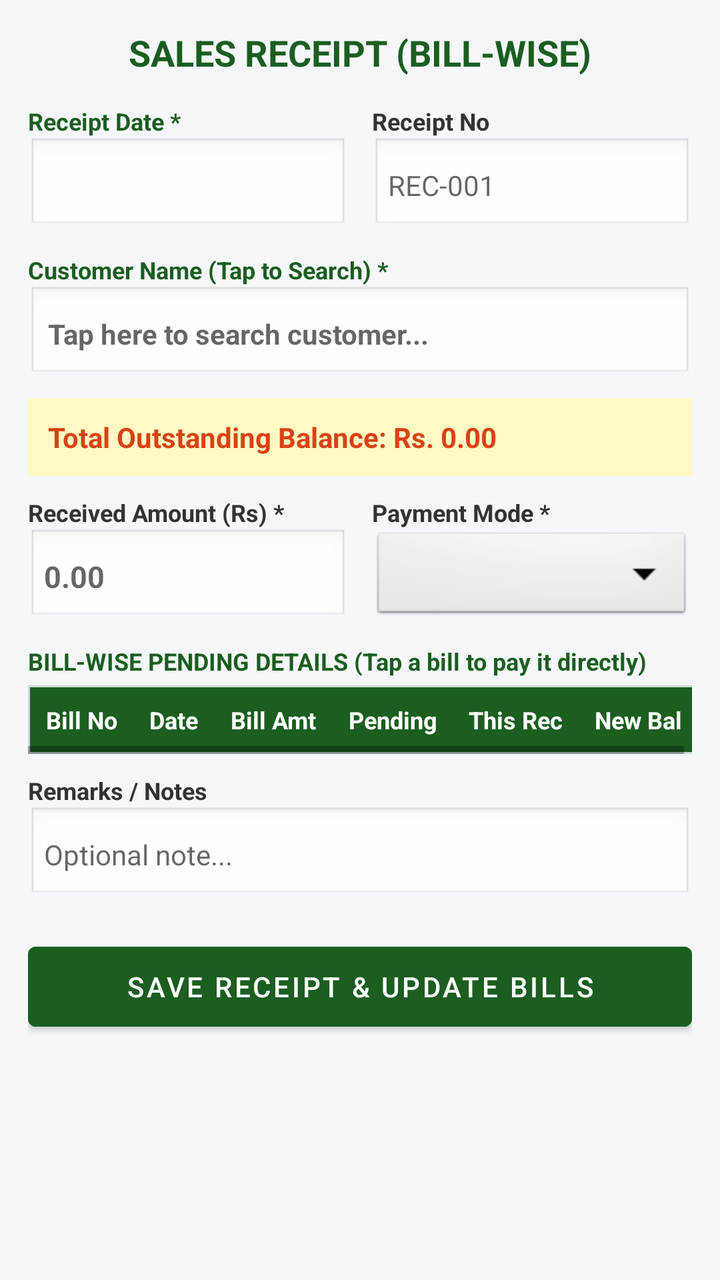
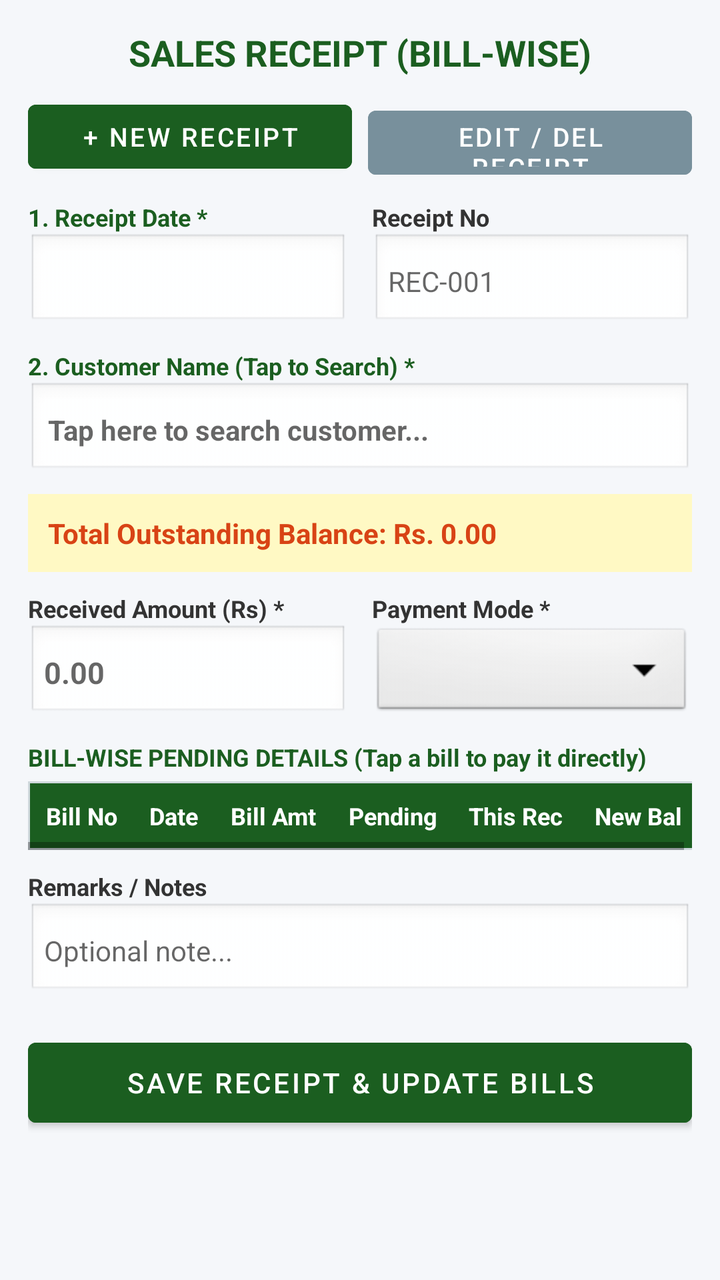

Compare the two renders of this Android layout. The source of the first and the diff that turns it into the second are given below.
<!-- AndroidManifest.xml: application theme Theme.MaterialComponents.DayNight.DarkActionBar -->
<!-- res/layout/activity_sales_receipt.xml -->
<?xml version="1.0" encoding="utf-8"?>
<ScrollView xmlns:android="http://schemas.android.com/apk/res/android"
    android:layout_width="match_parent"
    android:layout_height="match_parent"
    android:background="#F5F7FA"
    android:padding="14dp">

    <LinearLayout
        android:layout_width="match_parent"
        android:layout_height="wrap_content"
        android:orientation="vertical">

        <TextView
            android:layout_width="match_parent"
            android:layout_height="wrap_content"
            android:text="SALES RECEIPT (BILL-WISE)"
            android:textSize="18sp"
            android:textStyle="bold"
            android:textColor="#1B5E20"
            android:gravity="center"
            android:layout_marginBottom="14dp" />

        
        <LinearLayout
            android:layout_width="match_parent"
            android:layout_height="wrap_content"
            android:orientation="horizontal"
            android:weightSum="2"
            android:layout_marginBottom="10dp">

            <LinearLayout android:layout_width="0dp" android:layout_height="wrap_content" android:layout_weight="1" android:orientation="vertical" android:layout_marginEnd="6dp">
                <TextView android:layout_width="wrap_content" android:layout_height="wrap_content" android:text="Receipt Date *" android:textSize="12sp" android:textStyle="bold" android:textColor="#1B5E20" />
                <EditText
                    android:id="@+id/etRecDate"
                    android:layout_width="match_parent"
                    android:layout_height="48dp"
                    android:focusable="false"
                    android:clickable="true"
                    android:textColor="#000000"
                    android:textStyle="bold"
                    android:background="@android:drawable/edit_text"
                    android:padding="8dp"
                    android:textSize="14sp" />
            </LinearLayout>

            <LinearLayout android:layout_width="0dp" android:layout_height="wrap_content" android:layout_weight="1" android:orientation="vertical" android:layout_marginStart="6dp">
                <TextView android:layout_width="wrap_content" android:layout_height="wrap_content" android:text="Receipt No" android:textSize="12sp" android:textStyle="bold" android:textColor="#333333" />
                <EditText
                    android:id="@+id/etRecNo"
                    android:layout_width="match_parent"
                    android:layout_height="48dp"
                    android:hint="REC-001"
                    android:textColor="#000000"
                    android:background="@android:drawable/edit_text"
                    android:padding="8dp"
                    android:textSize="14sp" />
            </LinearLayout>
        </LinearLayout>

        
        <TextView android:layout_width="wrap_content" android:layout_height="wrap_content" android:text="Customer Name (Tap to Search) *" android:textSize="12sp" android:textStyle="bold" android:textColor="#1B5E20" />
        <EditText
            android:id="@+id/etSearchCustomer"
            android:layout_width="match_parent"
            android:layout_height="48dp"
            android:hint="Tap here to search customer..."
            android:focusable="false"
            android:clickable="true"
            android:textColor="#000000"
            android:textStyle="bold"
            android:background="@android:drawable/edit_text"
            android:padding="10dp"
            android:textSize="14sp"
            android:layout_marginBottom="8dp" />

        
        <TextView
            android:id="@+id/tvCustOutstanding"
            android:layout_width="match_parent"
            android:layout_height="wrap_content"
            android:text="Total Outstanding Balance: Rs. 0.00"
            android:background="#FFF9C4"
            android:textColor="#D84315"
            android:textStyle="bold"
            android:textSize="14sp"
            android:padding="10dp"
            android:layout_marginBottom="10dp" />

        
        <LinearLayout
            android:layout_width="match_parent"
            android:layout_height="wrap_content"
            android:orientation="horizontal"
            android:weightSum="2"
            android:layout_marginBottom="10dp">

            <LinearLayout android:layout_width="0dp" android:layout_height="wrap_content" android:layout_weight="1" android:orientation="vertical" android:layout_marginEnd="6dp">
                <TextView android:layout_width="wrap_content" android:layout_height="wrap_content" android:text="Received Amount (Rs) *" android:textSize="12sp" android:textStyle="bold" android:textColor="#333333" />
                <EditText
                    android:id="@+id/etRecAmount"
                    android:layout_width="match_parent"
                    android:layout_height="48dp"
                    android:hint="0.00"
                    android:inputType="numberDecimal"
                    android:textColor="#000000"
                    android:textStyle="bold"
                    android:background="@android:drawable/edit_text"
                    android:padding="8dp"
                    android:textSize="15sp" />
            </LinearLayout>

            <LinearLayout android:layout_width="0dp" android:layout_height="wrap_content" android:layout_weight="1" android:orientation="vertical" android:layout_marginStart="6dp">
                <TextView android:layout_width="wrap_content" android:layout_height="wrap_content" android:text="Payment Mode *" android:textSize="12sp" android:textStyle="bold" android:textColor="#333333" />
                <Spinner
                    android:id="@+id/spRecMode"
                    android:layout_width="match_parent"
                    android:layout_height="48dp"
                    android:spinnerMode="dialog"
                    android:background="@android:drawable/btn_dropdown" />
            </LinearLayout>
        </LinearLayout>

        
        <TextView
            android:layout_width="match_parent"
            android:layout_height="wrap_content"
            android:text="BILL-WISE PENDING DETAILS (Tap a bill to pay it directly)"
            android:textSize="12sp"
            android:textStyle="bold"
            android:textColor="#1B5E20"
            android:layout_marginBottom="4dp" />

        <HorizontalScrollView
            android:layout_width="match_parent"
            android:layout_height="wrap_content"
            android:background="#FFFFFF"
            android:layout_marginBottom="10dp">

            <TableLayout
                android:id="@+id/tlReceiptBills"
                android:layout_width="wrap_content"
                android:layout_height="wrap_content"
                android:stretchColumns="*"
                android:background="#CFD8DC"
                android:padding="1dp">

                <TableRow android:background="#1B5E20">
                    <TextView android:layout_width="wrap_content" android:layout_height="wrap_content" android:text="Bill No" android:textColor="#FFFFFF" android:textStyle="bold" android:textSize="12sp" android:padding="8dp" />
                    <TextView android:layout_width="wrap_content" android:layout_height="wrap_content" android:text="Date" android:textColor="#FFFFFF" android:textStyle="bold" android:textSize="12sp" android:padding="8dp" />
                    <TextView android:layout_width="wrap_content" android:layout_height="wrap_content" android:text="Bill Amt" android:textColor="#FFFFFF" android:textStyle="bold" android:textSize="12sp" android:padding="8dp" android:gravity="end" />
                    <TextView android:layout_width="wrap_content" android:layout_height="wrap_content" android:text="Pending" android:textColor="#FFFFFF" android:textStyle="bold" android:textSize="12sp" android:padding="8dp" android:gravity="end" />
                    <TextView android:layout_width="wrap_content" android:layout_height="wrap_content" android:text="This Rec" android:textColor="#FFFFFF" android:textStyle="bold" android:textSize="12sp" android:padding="8dp" android:gravity="end" />
                    <TextView android:layout_width="wrap_content" android:layout_height="wrap_content" android:text="New Bal" android:textColor="#FFFFFF" android:textStyle="bold" android:textSize="12sp" android:padding="8dp" android:gravity="end" />
                </TableRow>
            </TableLayout>
        </HorizontalScrollView>

        
        <TextView android:layout_width="wrap_content" android:layout_height="wrap_content" android:text="Remarks / Notes" android:textSize="12sp" android:textStyle="bold" android:textColor="#333333" />
        <EditText
            android:id="@+id/etRecRemarks"
            android:layout_width="match_parent"
            android:layout_height="48dp"
            android:hint="Optional note..."
            android:textColor="#000000"
            android:background="@android:drawable/edit_text"
            android:padding="8dp"
            android:textSize="14sp"
            android:layout_marginBottom="16dp" />

        <Button
            android:id="@+id/btnSaveReceipt"
            android:layout_width="match_parent"
            android:layout_height="52dp"
            android:text="SAVE RECEIPT &amp; UPDATE BILLS"
            android:backgroundTint="#1B5E20"
            android:textColor="#FFFFFF" />

    </LinearLayout>
</ScrollView>
<!-- resources referenced by this layout -->
<resources>

</resources>

<!-- the commit's change to res/layout/activity_sales_receipt.xml (unified diff, before → after) -->
@@ -11,6 +11,7 @@
         android:orientation="vertical">
 
         <TextView
+            android:id="@+id/tvRecHeader"
             android:layout_width="match_parent"
             android:layout_height="wrap_content"
             android:text="SALES RECEIPT (BILL-WISE)"
@@ -18,7 +19,7 @@
             android:textStyle="bold"
             android:textColor="#1B5E20"
             android:gravity="center"
-            android:layout_marginBottom="14dp" />
+            android:layout_marginBottom="8dp" />
 
         
         <LinearLayout
@@ -28,8 +29,99 @@
             android:weightSum="2"
             android:layout_marginBottom="10dp">
 
+            <Button
+                android:id="@+id/btnModeNewRec"
+                android:layout_width="0dp"
+                android:layout_height="44dp"
+                android:layout_weight="1"
+                android:text="+ NEW RECEIPT"
+                android:backgroundTint="#1B5E20"
+                android:textColor="#FFFFFF"
+                android:textSize="13sp"
+                android:layout_marginEnd="4dp" />
+
+            <Button
+                android:id="@+id/btnModeEditRec"
+                android:layout_width="0dp"
+                android:layout_height="44dp"
+                android:layout_weight="1"
+                android:text="EDIT / DEL RECEIPT"
+                android:backgroundTint="#78909C"
+                android:textColor="#FFFFFF"
+                android:textSize="13sp"
+                android:layout_marginStart="4dp" />
+        </LinearLayout>
+
+        
+        <LinearLayout
+            android:id="@+id/layoutEditRecPanel"
+            android:layout_width="match_parent"
+            android:layout_height="wrap_content"
+            android:orientation="vertical"
+            android:background="#FFF3E0"
+            android:padding="10dp"
+            android:visibility="gone"
+            android:layout_marginBottom="12dp">
+
+            <TextView
+                android:layout_width="match_parent"
+                android:layout_height="wrap_content"
+                android:text="SELECT DATE &amp; CUSTOMER TO EDIT / DELETE RECEIPT"
+                android:textSize="12sp"
+                android:textStyle="bold"
+                android:textColor="#E65100"
+                android:layout_marginBottom="8dp" />
+
+            <LinearLayout
+                android:layout_width="match_parent"
+                android:layout_height="wrap_content"
+                android:orientation="horizontal"
+                android:weightSum="2"
+                android:layout_marginBottom="8dp">
+
+                <LinearLayout android:layout_width="0dp" android:layout_height="wrap_content" android:layout_weight="1" android:orientation="vertical" android:layout_marginEnd="6dp">
+                    <TextView android:layout_width="wrap_content" android:layout_height="wrap_content" android:text="1. Receipt Date *" android:textSize="11sp" android:textStyle="bold" android:textColor="#333333" />
+                    <EditText
+                        android:id="@+id/etEditRecFilterDate"
+                        android:layout_width="match_parent"
+                        android:layout_height="46dp"
+                        android:focusable="false"
+                        android:clickable="true"
+                        android:textColor="#000000"
+                        android:textStyle="bold"
+                        android:background="@android:drawable/edit_text"
+                        android:padding="8dp"
+                        android:textSize="13sp" />
+                </LinearLayout>
+
+                <LinearLayout android:layout_width="0dp" android:layout_height="wrap_content" android:layout_weight="1" android:orientation="vertical" android:layout_marginStart="6dp">
+                    <TextView android:layout_width="wrap_content" android:layout_height="wrap_content" android:text="2. Customer Name *" android:textSize="11sp" android:textStyle="bold" android:textColor="#333333" />
+                    <Spinner
+                        android:id="@+id/spEditRecFilterCustomer"
+                        android:layout_width="match_parent"
+                        android:layout_height="46dp"
+                        android:spinnerMode="dialog"
+                        android:background="@android:drawable/btn_dropdown" />
+                </LinearLayout>
+            </LinearLayout>
+
+            <LinearLayout
+                android:id="@+id/llMatchingRecList"
+                android:layout_width="match_parent"
+                android:layout_height="wrap_content"
+                android:orientation="vertical" />
+        </LinearLayout>
+
+        
+        <LinearLayout
+            android:layout_width="match_parent"
+            android:layout_height="wrap_content"
+            android:orientation="horizontal"
+            android:weightSum="2"
+            android:layout_marginBottom="10dp">
+
             <LinearLayout android:layout_width="0dp" android:layout_height="wrap_content" android:layout_weight="1" android:orientation="vertical" android:layout_marginEnd="6dp">
-                <TextView android:layout_width="wrap_content" android:layout_height="wrap_content" android:text="Receipt Date *" android:textSize="12sp" android:textStyle="bold" android:textColor="#1B5E20" />
+                <TextView android:layout_width="wrap_content" android:layout_height="wrap_content" android:text="1. Receipt Date *" android:textSize="12sp" android:textStyle="bold" android:textColor="#1B5E20" />
                 <EditText
                     android:id="@+id/etRecDate"
                     android:layout_width="match_parent"
@@ -58,7 +150,7 @@
         </LinearLayout>
 
         
-        <TextView android:layout_width="wrap_content" android:layout_height="wrap_content" android:text="Customer Name (Tap to Search) *" android:textSize="12sp" android:textStyle="bold" android:textColor="#1B5E20" />
+        <TextView android:layout_width="wrap_content" android:layout_height="wrap_content" android:text="2. Customer Name (Tap to Search) *" android:textSize="12sp" android:textStyle="bold" android:textColor="#1B5E20" />
         <EditText
             android:id="@+id/etSearchCustomer"
             android:layout_width="match_parent"
